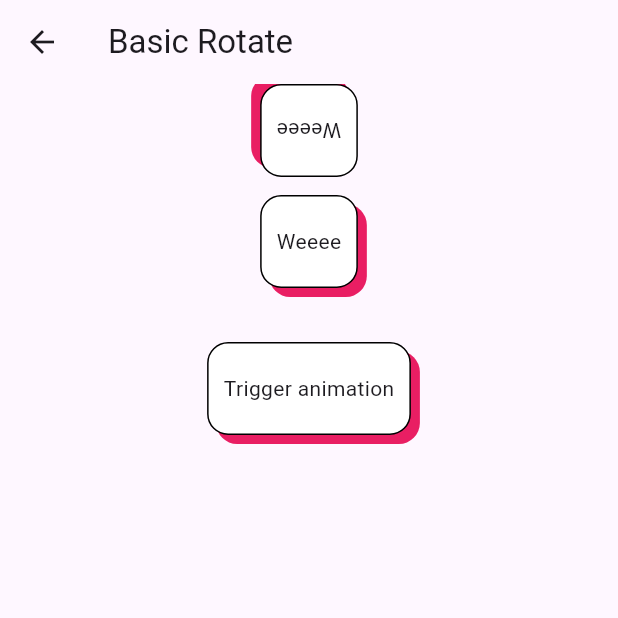
After one commit to faithomotoso/flttr.exp, a Flutter app: the BasicRotateExample screen opened by its route, after a tap on "Trigger animation", on a phone screen of 412 x 824 dp, the top half of it. The commit adds this screen. Run offline on Flutter 3.47's test engine with Material 3 defaults, Android fonts, the light colour scheme and no system bars; our stand-ins replace cached_network_image, dio, go_router, sliver_tools; missing offline and left inert: libphonenumber.

Commit message:
TBH idk what is being committed, been a while

```diff
--- a/lib/router_config.dart
+++ b/lib/router_config.dart
@@ -1,5 +1,8 @@
 import 'package:flttr_exp/ui/_ui.dart';
 import 'package:flttr_exp/ui/pages/animated_list_exmp.dart';
+import 'package:flttr_exp/ui/pages/anims/anims_home.dart';
+import 'package:flttr_exp/ui/pages/anims/basic_rotate.dart';
+import 'package:flttr_exp/ui/pages/anims/custom_drawer.dart';
 import 'package:flttr_exp/ui/pages/chips.dart';
 import 'package:flttr_exp/ui/pages/contacts_page.dart';
 import 'package:flttr_exp/ui/pages/indexed_stack_et_popscope.dart';
@@ -39,6 +42,20 @@ final GoRouter goRouterConfiguration = GoRouter(routes: [
         GoRoute(
             path: IndexedStackNPopScope.routeName,
             name: IndexedStackNPopScope.routeName,
-            builder: (ctx, state) => const IndexedStackNPopScope())
+            builder: (ctx, state) => const IndexedStackNPopScope()),
+        GoRoute(
+            path: AnimsHome.routeName,
+            name: AnimsHome.routeName,
+            builder: (ctx, state) => const AnimsHome(),
+            routes: [
+              GoRoute(
+                  path: BasicRotateExample.routeName,
+                  name: BasicRotateExample.routeName,
+                  builder: (ctx, state) => const BasicRotateExample()),
+              GoRoute(
+                  path: CustomDrawer.routeName,
+                  name: CustomDrawer.routeName,
+                  builder: (ctx, state) => const CustomDrawer()),
+            ]),
       ]),
 ]);
--- /dev/null
+++ b/lib/ui/pages/anims/anims_home.dart
@@ -0,0 +1,35 @@
+import 'package:flttr_exp/ui/pages/anims/basic_rotate.dart';
+import 'package:flttr_exp/ui/pages/anims/custom_drawer.dart';
+import 'package:flttr_exp/ui/widgets/custom_button.dart';
+import 'package:flutter/material.dart';
+import 'package:go_router/go_router.dart';
+
+class AnimsHome extends StatelessWidget {
+  static const String routeName = "anims";
+
+  const AnimsHome({super.key});
+
+  @override
+  Widget build(BuildContext context) {
+    List<Widget> buttons4Pages = [
+      CustomButton(buttonText: "Basic Rotate", onTap: () {
+        context.goNamed(BasicRotateExample.routeName);
+      }),
+      CustomButton(buttonText: "Custom Drawer", onTap: () {
+        context.goNamed(CustomDrawer.routeName);
+      }),
+    ];
+
+    return Scaffold(
+      appBar: AppBar(
+        title: Text("Anims Home"),
+      ),
+      body: ListView.separated(
+        padding: const EdgeInsets.all(12),
+        separatorBuilder: (ctx, index) => const SizedBox(height: 12,),
+        itemCount: buttons4Pages.length,
+        itemBuilder: (ctx, index) => buttons4Pages.elementAt(index),
+      ),
+    );
+  }
+}
--- /dev/null
+++ b/lib/ui/pages/anims/basic_rotate.dart
@@ -0,0 +1,92 @@
+import 'package:flttr_exp/ui/widgets/custom_button.dart';
+import 'package:flutter/material.dart';
+import 'dart:math' as math;
+
+class BasicRotateExample extends StatefulWidget {
+  static const String routeName = "basicRotate";
+
+  const BasicRotateExample({super.key});
+
+  @override
+  State<BasicRotateExample> createState() => _BasicRotateExampleState();
+}
+
+class _BasicRotateExampleState extends State<BasicRotateExample>
+    with SingleTickerProviderStateMixin {
+  late final AnimationController animationController;
+
+  final Widget btn = CustomButton(
+    buttonText: "Weeee",
+    onTap: () {},
+  );
+
+  @override
+  void initState() {
+    super.initState();
+
+    animationController =
+        AnimationController(vsync: this, duration: const Duration(seconds: 1))
+          ..addStatusListener((status) {
+            print(status);
+          });
+  }
+
+  @override
+  void dispose() {
+    animationController.dispose();
+    super.dispose();
+  }
+
+  @override
+  Widget build(BuildContext context) {
+    return Scaffold(
+      appBar: AppBar(
+        title: Text("Basic Rotate"),
+      ),
+      body: Center(
+        child: Column(
+          children: [
+            AnimatedBuilder(
+              animation: animationController,
+              builder: (ctx, child) => Transform.rotate(
+                angle: animationController.value * math.pi,
+                child: child,
+              ),
+              child: btn,
+            ),
+            const SizedBox(
+              height: 12,
+            ),
+            AnimatedBuilder(
+              animation: animationController,
+              builder: (ctx, child) => Transform(
+                transform: Matrix4.identity(),
+                child: child,
+              ),
+              child: btn,
+            ),
+            const SizedBox(
+              height: 12,
+            ),
+            const SizedBox(
+              height: 12,
+            ),
+            const SizedBox(
+              height: 12,
+            ),
+            CustomButton(
+              buttonText: "Trigger animation",
+              onTap: () {
+                if (animationController.isCompleted) {
+                  animationController.reverse();
+                } else {
+                  animationController.forward();
+                }
+              },
+            ),
+          ],
+        ),
+      ),
+    );
+  }
+}
--- a/lib/ui/pages/home.dart
+++ b/lib/ui/pages/home.dart
@@ -1,3 +1,4 @@
+import 'package:flttr_exp/ui/pages/anims/anims_home.dart';
 import 'package:flttr_exp/ui/pages/phone_validator.dart';
 import 'package:flttr_exp/ui/pages/animated_list_exmp.dart';
 import 'package:flttr_exp/ui/pages/sliver_list_w_headers.dart';
@@ -64,6 +65,11 @@ class HomePage extends StatelessWidget {
                 onTap: () {
                   context.goNamed(IndexedStackNPopScope.routeName);
                 }),
+            CustomButton(
+                buttonText: "To Anims page",
+                onTap: () {
+                  context.goNamed(AnimsHome.routeName);
+                }),
           ],
         ),
       ),
```
Also changed, not shown: lib/ui/pages/anims/custom_drawer.dart (added, +118 -0 lines), pubspec.lock.
